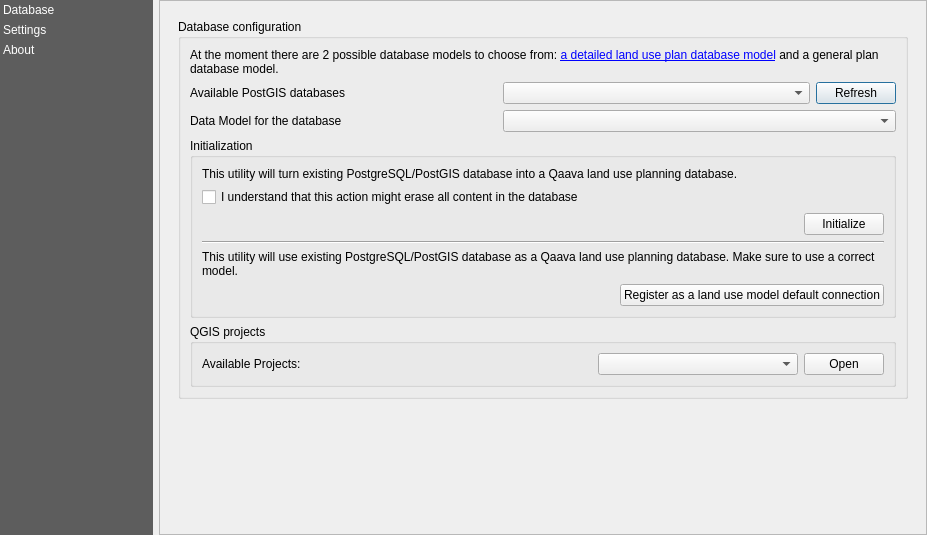
Above: Qaava/resources/ui/main_dialog.ui from GispoCoding/qaava-qgis-plugin before the change. Below: the same form after it.
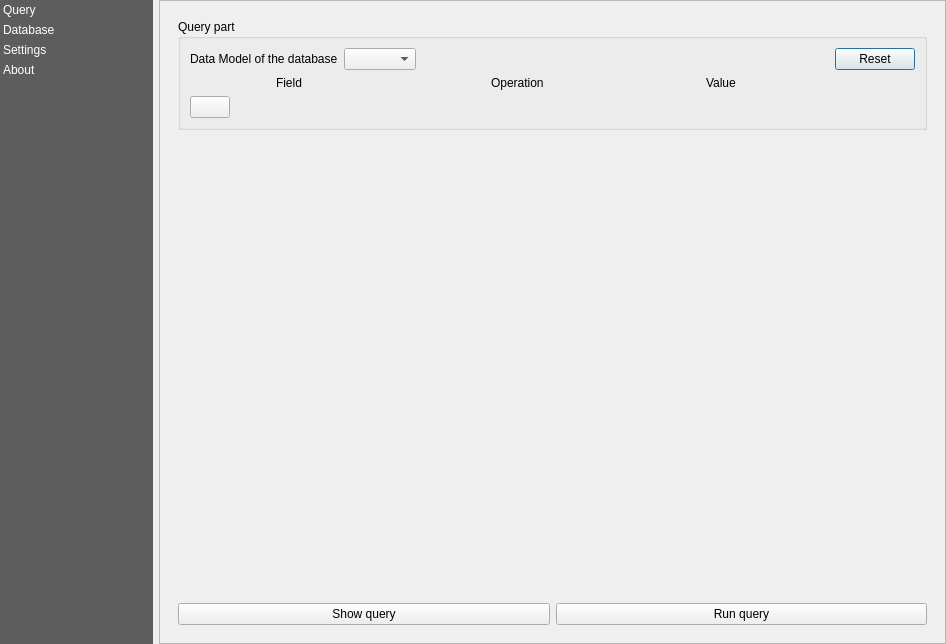
That is the form after the change. Custom widgets are drawn as their Qt base class.

The edit to the form file:
```diff
--- a/Qaava/resources/ui/main_dialog.ui
+++ b/Qaava/resources/ui/main_dialog.ui
@@ -6,8 +6,8 @@
    <rect>
     <x>0</x>
     <y>0</y>
-    <width>927</width>
-    <height>535</height>
+    <width>946</width>
+    <height>644</height>
    </rect>
   </property>
   <property name="windowTitle">
@@ -80,6 +80,11 @@
      <property name="currentRow">
       <number>-1</number>
      </property>
+     <item>
+      <property name="text">
+       <string>Query</string>
+      </property>
+     </item>
      <item>
       <property name="text">
        <string>Database</string>
@@ -109,8 +114,8 @@
          <rect>
           <x>0</x>
           <y>0</y>
-          <width>764</width>
-          <height>531</height>
+          <width>783</width>
+          <height>640</height>
          </rect>
         </property>
         <property name="minimumSize">
@@ -125,6 +130,152 @@
            <property name="currentIndex">
             <number>0</number>
            </property>
+           <widget class="QWidget" name="query">
+            <layout class="QVBoxLayout" name="verticalLayout_14">
+             <item>
+              <widget class="QGroupBox" name="groupBox_7">
+               <property name="title">
+                <string>Query part</string>
+               </property>
+               <layout class="QVBoxLayout" name="verticalLayout_13">
+                <item>
+                 <layout class="QHBoxLayout" name="horizontalLayout_6">
+                  <property name="sizeConstraint">
+                   <enum>QLayout::SetDefaultConstraint</enum>
+                  </property>
+                  <item>
+                   <widget class="QLabel" name="dmLabel_2">
+                    <property name="text">
+                     <string>Data Model of the database</string>
+                    </property>
+                   </widget>
+                  </item>
+                  <item>
+                   <widget class="QComboBox" name="q_combo_box_dm"/>
+                  </item>
+                  <item>
+                   <spacer name="horizontalSpacer_3">
+                    <property name="orientation">
+                     <enum>Qt::Horizontal</enum>
+                    </property>
+                    <property name="sizeHint" stdset="0">
+                     <size>
+                      <width>40</width>
+                      <height>20</height>
+                     </size>
+                    </property>
+                   </spacer>
+                  </item>
+                  <item>
+                   <widget class="QPushButton" name="q_push_button_reset">
+                    <property name="text">
+                     <string>Reset</string>
+                    </property>
+                   </widget>
+                  </item>
+                 </layout>
+                </item>
+                <item>
+                 <layout class="QGridLayout" name="query_grid">
+                  <item row="0" column="2">
+                   <widget class="QLabel" name="label_4">
+                    <property name="text">
+                     <string>Operation</string>
+                    </property>
+                   </widget>
+                  </item>
+                  <item row="0" column="3">
+                   <widget class="QLabel" name="label_5">
+                    <property name="text">
+                     <string>Value</string>
+                    </property>
+                   </widget>
+                  </item>
+                  <item row="0" column="1">
+                   <widget class="QLabel" name="label_2">
+                    <property name="text">
+                     <string>Field</string>
+                    </property>
+                   </widget>
+                  </item>
+                  <item row="0" column="0">
+                   <widget class="QLabel" name="label_6">
+                    <property name="maximumSize">
+                     <size>
+                      <width>80</width>
+                      <height>16777215</height>
+                     </size>
+                    </property>
+                    <property name="text">
+                     <string/>
+                    </property>
+                   </widget>
+                  </item>
+                 </layout>
+                </item>
+                <item>
+                 <layout class="QHBoxLayout" name="horizontalLayout_5">
+                  <item>
+                   <widget class="QPushButton" name="q_push_button_add_row">
+                    <property name="toolTip">
+                     <string>Add row</string>
+                    </property>
+                    <property name="text">
+                     <string/>
+                    </property>
+                   </widget>
+                  </item>
+                  <item>
+                   <spacer name="horizontalSpacer_4">
+                    <property name="orientation">
+                     <enum>Qt::Horizontal</enum>
+                    </property>
+                    <property name="sizeHint" stdset="0">
+                     <size>
+                      <width>40</width>
+                      <height>20</height>
+                     </size>
+                    </property>
+                   </spacer>
+                  </item>
+                 </layout>
+                </item>
+               </layout>
+              </widget>
+             </item>
+             <item>
+              <spacer name="verticalSpacer_4">
+               <property name="orientation">
+                <enum>Qt::Vertical</enum>
+               </property>
+               <property name="sizeHint" stdset="0">
+                <size>
+                 <width>20</width>
+                 <height>40</height>
+                </size>
+               </property>
+              </spacer>
+             </item>
+             <item>
+              <layout class="QHBoxLayout" name="horizontalLayout_7">
+               <item>
+                <widget class="QPushButton" name="q_push_button_show_query">
+                 <property name="text">
+                  <string>Show query</string>
+                 </property>
+                </widget>
+               </item>
+               <item>
+                <widget class="QPushButton" name="q_push_button_run_query">
+                 <property name="text">
+                  <string>Run query</string>
+                 </property>
+                </widget>
+               </item>
+              </layout>
+             </item>
+            </layout>
+           </widget>
            <widget class="QWidget" name="database">
             <layout class="QVBoxLayout" name="verticalLayout_13">
              <item>
```
Left out of the diff: 3 changed lines with no effect on the pictures.
